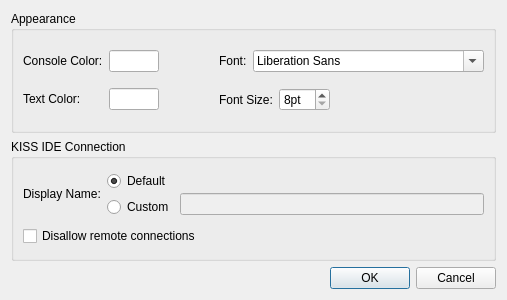
Before: the Qt Designer form ui/SettingsDialog.ui in kipr/computer, drawn with Qt 5.
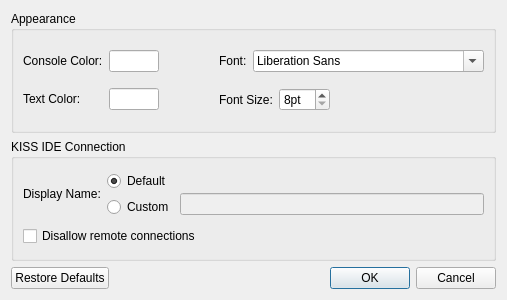
After: the same form once the commit is applied. Custom widgets are drawn as their Qt base class.

Commit message: Added default button to settings dialog

Patch:
```diff
--- a/ui/SettingsDialog.ui
+++ b/ui/SettingsDialog.ui
@@ -89,16 +89,6 @@
      </layout>
     </widget>
    </item>
-   <item row="3" column="0">
-    <widget class="QDialogButtonBox" name="buttonBox">
-     <property name="orientation">
-      <enum>Qt::Horizontal</enum>
-     </property>
-     <property name="standardButtons">
-      <set>QDialogButtonBox::Cancel|QDialogButtonBox::Ok</set>
-     </property>
-    </widget>
-   </item>
    <item row="0" column="0">
     <widget class="QGroupBox" name="appearanceGroup">
      <property name="title">
@@ -220,6 +210,27 @@
      </layout>
     </widget>
    </item>
+   <item row="4" column="0">
+    <layout class="QHBoxLayout" name="horizontalLayout_6">
+     <item>
+      <widget class="QPushButton" name="defaultButton">
+       <property name="text">
+        <string>Restore Defaults</string>
+       </property>
+      </widget>
+     </item>
+     <item>
+      <widget class="QDialogButtonBox" name="buttonBox">
+       <property name="orientation">
+        <enum>Qt::Horizontal</enum>
+       </property>
+       <property name="standardButtons">
+        <set>QDialogButtonBox::Cancel|QDialogButtonBox::Ok</set>
+       </property>
+      </widget>
+     </item>
+    </layout>
+   </item>
   </layout>
  </widget>
  <customwidgets>
```
Left out of the diff: 32 changed lines with no effect on the pictures. The commit also changes 2 other files.
